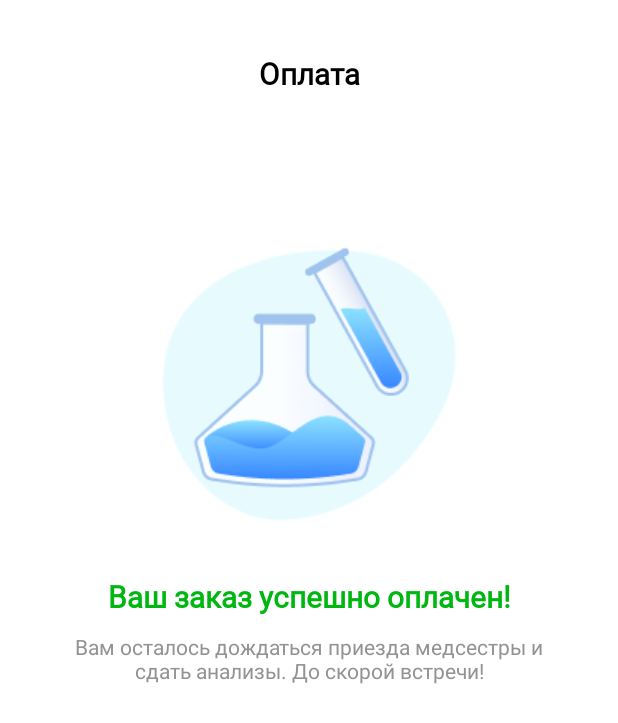
After one commit to klmnvan/Second-Chemp, an Android app: the OrderComplete screen opened directly, with no data from a screen before it, on a phone screen of 412 x 824 dp. The commit adds this screen. Shown: the top 723 px of the screen. Run offline under Robolectric (Android 15) with nearby library versions, the phone set to English and light mode, and no system bars.

Commit message:
create end screen

```diff
--- a/app/src/main/AndroidManifest.xml
+++ b/app/src/main/AndroidManifest.xml
@@ -16,6 +16,9 @@
         android:theme="@style/Theme.AppCompat.DayNight.NoActionBar"
         android:usesCleartextTraffic="true"
         tools:targetApi="31">
+        <activity
+            android:name=".OrderComplete"
+            android:exported="false" />
         <activity
             android:name=".Oplata"
             android:exported="false" />
--- /dev/null
+++ b/app/src/main/java/com/example/chemp_podject/OrderComplete.kt
@@ -0,0 +1,15 @@
+package com.example.chemp_podject
+
+import androidx.appcompat.app.AppCompatActivity
+import android.os.Bundle
+import com.example.chemp_podject.databinding.ActivityOrderCompleteBinding
+
+class OrderComplete : AppCompatActivity() {
+    private lateinit var binding: ActivityOrderCompleteBinding
+    override fun onCreate(savedInstanceState: Bundle?) {
+        super.onCreate(savedInstanceState)
+        binding = ActivityOrderCompleteBinding.inflate(layoutInflater)
+        setContentView(binding!!.root)
+
+    }
+}
--- /dev/null
+++ b/app/src/main/res/layout/activity_order_complete.xml
@@ -0,0 +1,74 @@
+<?xml version="1.0" encoding="utf-8"?>
+<androidx.constraintlayout.widget.ConstraintLayout xmlns:android="http://schemas.android.com/apk/res/android"
+    xmlns:app="http://schemas.android.com/apk/res-auto"
+    xmlns:tools="http://schemas.android.com/tools"
+    android:layout_width="match_parent"
+    android:layout_height="match_parent"
+    tools:context=".OrderComplete"
+    android:background="@color/white">
+
+
+    <TextView
+        android:id="@+id/Oplata"
+        android:layout_width="wrap_content"
+        android:layout_height="wrap_content"
+        android:layout_marginTop="35dp"
+        android:text="Оплата"
+        android:fontFamily="@font/pro_display"
+        android:textColor="@color/black"
+        android:textSize="20dp"
+        android:textStyle="bold"
+        app:layout_constraintEnd_toEndOf="parent"
+        app:layout_constraintStart_toStartOf="parent"
+        app:layout_constraintTop_toTopOf="parent" />
+
+    <ImageView
+        android:id="@+id/imageView5"
+        android:layout_width="wrap_content"
+        android:layout_height="wrap_content"
+        android:layout_marginTop="90dp"
+        app:layout_constraintEnd_toEndOf="parent"
+        app:layout_constraintStart_toStartOf="parent"
+        app:layout_constraintTop_toBottomOf="@+id/Oplata"
+        app:srcCompat="@drawable/icon_analizi" />
+
+    <TextView
+        android:id="@+id/textView3"
+        android:layout_width="wrap_content"
+        android:layout_height="wrap_content"
+        android:layout_marginTop="30dp"
+        android:text="Ваш заказ успешно оплачен!"
+        android:fontFamily="@font/pro_display"
+        android:textColor="#00B712"
+        android:textSize="20dp"
+        android:textStyle="bold"
+        app:layout_constraintEnd_toEndOf="parent"
+        app:layout_constraintStart_toStartOf="parent"
+        app:layout_constraintTop_toBottomOf="@+id/imageView5" />
+
+    <TextView
+        android:id="@+id/textView10"
+        android:layout_width="match_parent"
+        android:layout_height="wrap_content"
+        android:layout_marginTop="10dp"
+        android:layout_marginHorizontal="40dp"
+        android:text="Вам осталось дождаться приезда медсестры и сдать анализы. До скорой встречи!"
+        android:gravity="center"
+        android:textSize="14dp"
+        android:textColor="#939396"
+        app:layout_constraintEnd_toEndOf="parent"
+        app:layout_constraintStart_toStartOf="parent"
+        app:layout_constraintTop_toBottomOf="@+id/textView3" />
+
+    <TextView
+        android:id="@+id/textView11"
+        android:layout_width="match_parent"
+        android:layout_height="wrap_content"
+        android:layout_marginTop="10dp"
+        android:layout_marginHorizontal="40dp"
+        android:text=""
+        android:gravity="center"
+        app:layout_constraintEnd_toEndOf="parent"
+        app:layout_constraintStart_toStartOf="parent"
+        app:layout_constraintTop_toBottomOf="@+id/textView10" />
+</androidx.constraintlayout.widget.ConstraintLayout>
--- a/app/src/main/res/layout/item_fragment_date_time.xml
+++ b/app/src/main/res/layout/item_fragment_date_time.xml
@@ -29,8 +29,8 @@
                 android:layout_marginHorizontal="20dp"
                 android:layout_marginStart="20dp"
                 android:layout_marginTop="24dp"
+                android:text="Дата и время"
                 android:fontFamily="@font/pro_display"
-                android:text="Дата и время"
                 android:textColor="@color/black"
                 android:textSize="20dp"
                 android:textStyle="bold"
--- a/app/src/main/res/values/strings.xml
+++ b/app/src/main/res/values/strings.xml
@@ -5,4 +5,7 @@
         <item>Мужской</item>
         <item>Женский</item>
     </string-array>
+    <string name="dontForgottenCheck">
+<font color="#939396">Не забудьте ознакомиться с</font>
+        <font color='#1A6FEE'> правилами подготовки к сдаче анализов</font></string>
 </resources>
```
